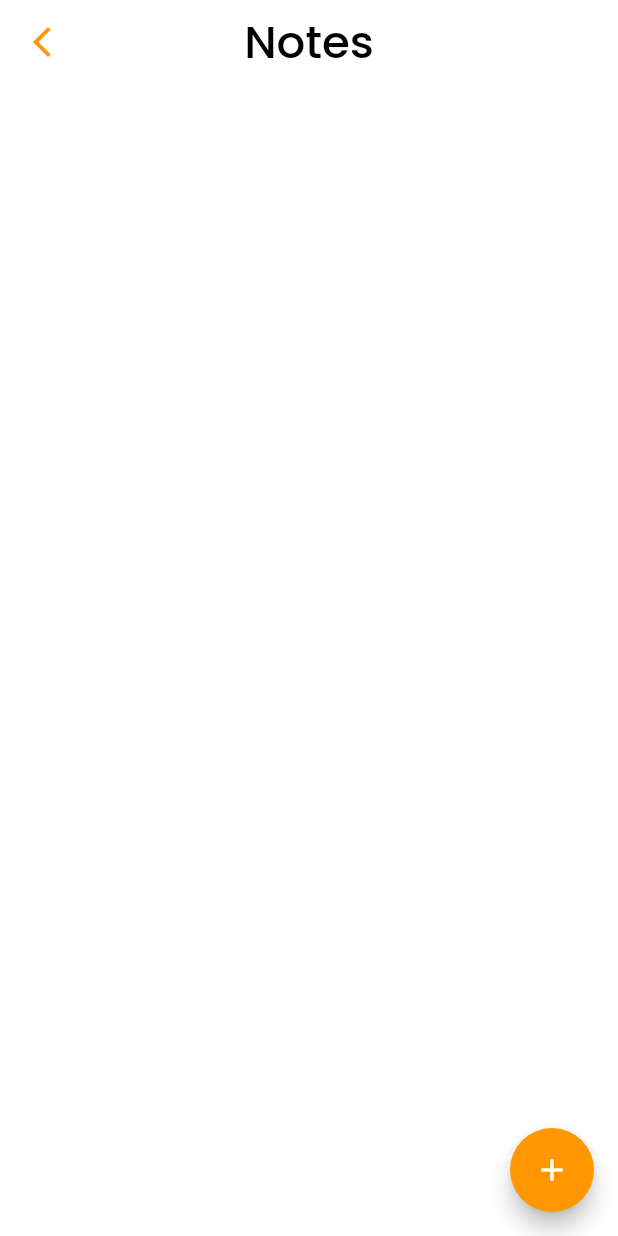
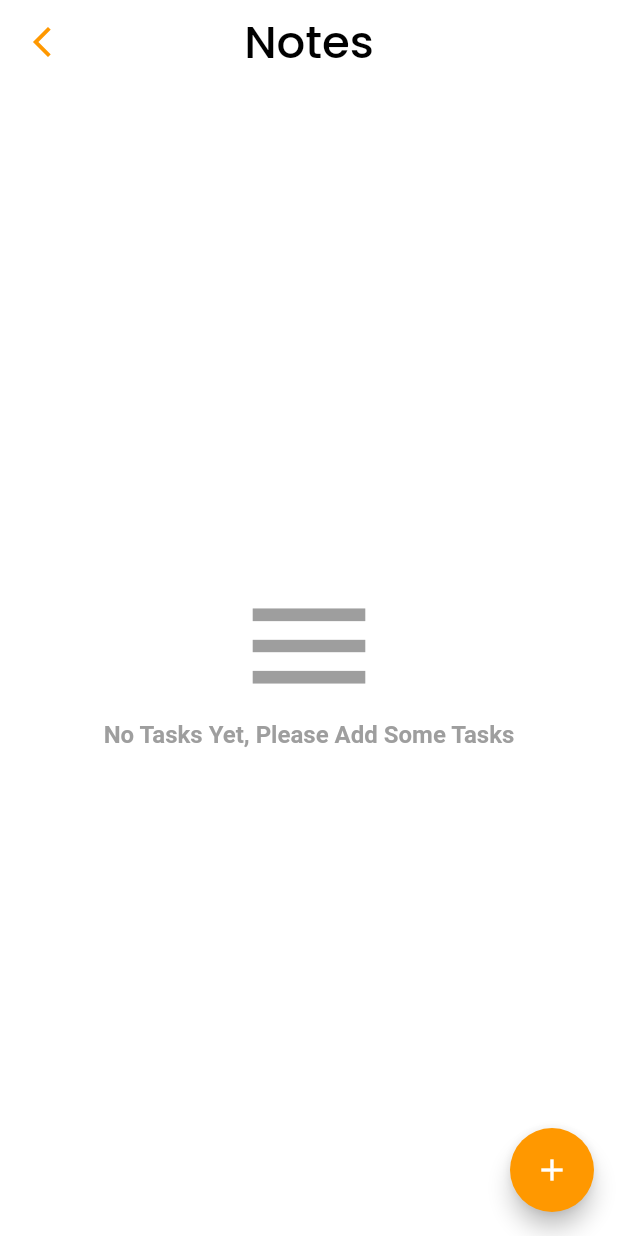
Before and after one commit to MahmoudSaberr/ODCE_Flutter_Worksshop_app, a Flutter app: the screen it shows after launch, after a tap on "Notes", on a phone screen of 412 x 824 dp. Run offline on Flutter 3.47's test engine with Material 2 defaults, Android fonts, the phone set to English and light mode, and no system bars; our stand-ins replace animated_splash_screen, bloc, bottom_navy_bar, conditional_builder_null_safety, dio, flutter_bloc and 9 more; missing offline and left inert: future_progress_dialog, simple_html_css; accounts and stored records are empty; network calls fail.

Commit message:
noteCommit

```diff
--- a/lib/view/pages/bar_items/home/notes/note_Screen.dart
+++ b/lib/view/pages/bar_items/home/notes/note_Screen.dart
@@ -45,7 +45,7 @@ class NoteScreen extends StatelessWidget {
                 width: double.infinity,
                 height: double.infinity,
                 color: Colors.white,
-                child: ListView.builder(
+                child: cubit.notes.isNotEmpty ? ListView.builder(
                     itemCount: cubit.notes.length,
                     itemBuilder: (context, index) {
                       print(cubit.notes[index].id);
@@ -81,7 +81,27 @@ class NoteScreen extends StatelessWidget {
                           )
                         ],
                       );
-                    }),
+                    }):
+                Center(
+                  child:
+                  Column(
+                    mainAxisAlignment: MainAxisAlignment.center,
+                    children: [
+                      Icon(
+                        Icons.menu,
+                        size: 100.0,
+                        color: Colors.grey,
+                      ),
+                      Text(
+                        'No Tasks Yet, Please Add Some Tasks',
+                        style: TextStyle(
+                          fontSize: 16.0,
+                          fontWeight: FontWeight.bold,
+                          color: Colors.grey,
+                        ),
+                      ),
+                    ],
+                  ),),
               ),
             ),
             floatingActionButton: FloatingActionButton(
--- a/lib/view/pages/intro/splash_screen.dart
+++ b/lib/view/pages/intro/splash_screen.dart
@@ -13,7 +13,7 @@ class SplashScreen extends StatelessWidget {
               text: 'Orange',
               style: TextStyle(
                   color: Colors.orange,
-                  fontSize: 26,
+                  fontSize: 20,
                   fontWeight: FontWeight.bold
               ),
               children: <TextSpan>[
@@ -27,13 +27,13 @@ class SplashScreen extends StatelessWidget {
           ),
         ),
         Padding(
-          padding: const EdgeInsets.all(15.0),
+          padding: const EdgeInsets.all(22.7),
           child: LinearPercentIndicator(
             width: MediaQuery.of(context).size.width - 50,
             animation: true,
             lineHeight: 10.0,
-            animationDuration: 2000,
-            percent: 0.9,
+            animationDuration: 3000,
+            percent: 1.0,
             barRadius: const Radius.circular(10.0),
             progressColor: Colors.orange,
           ),
```
